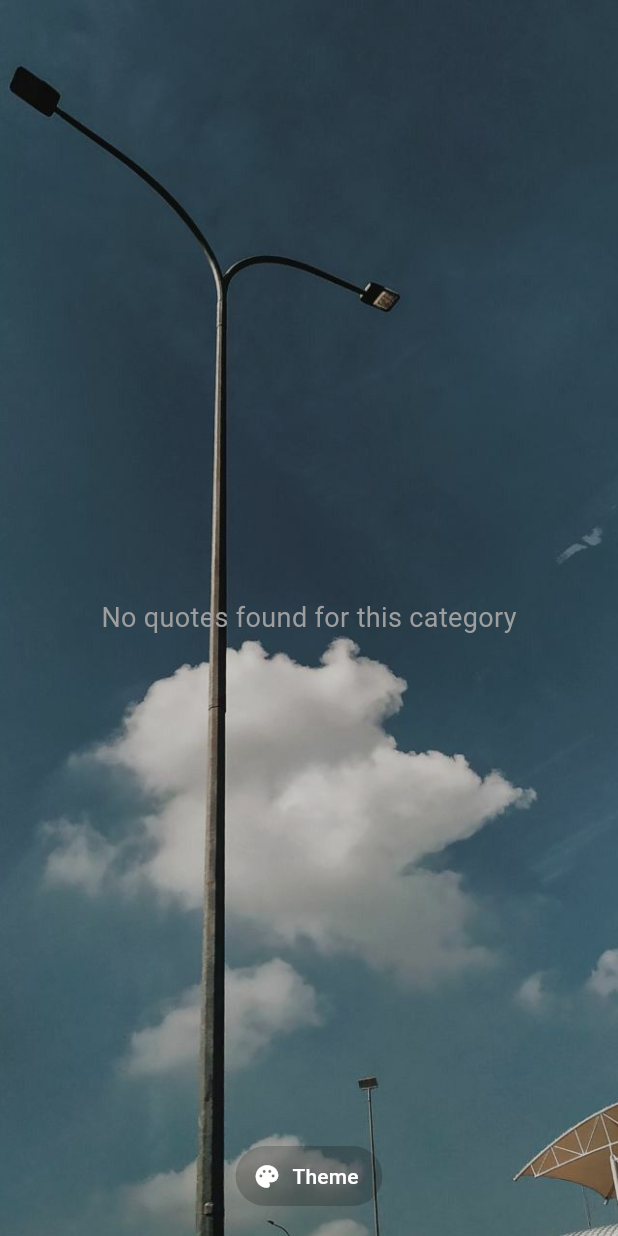
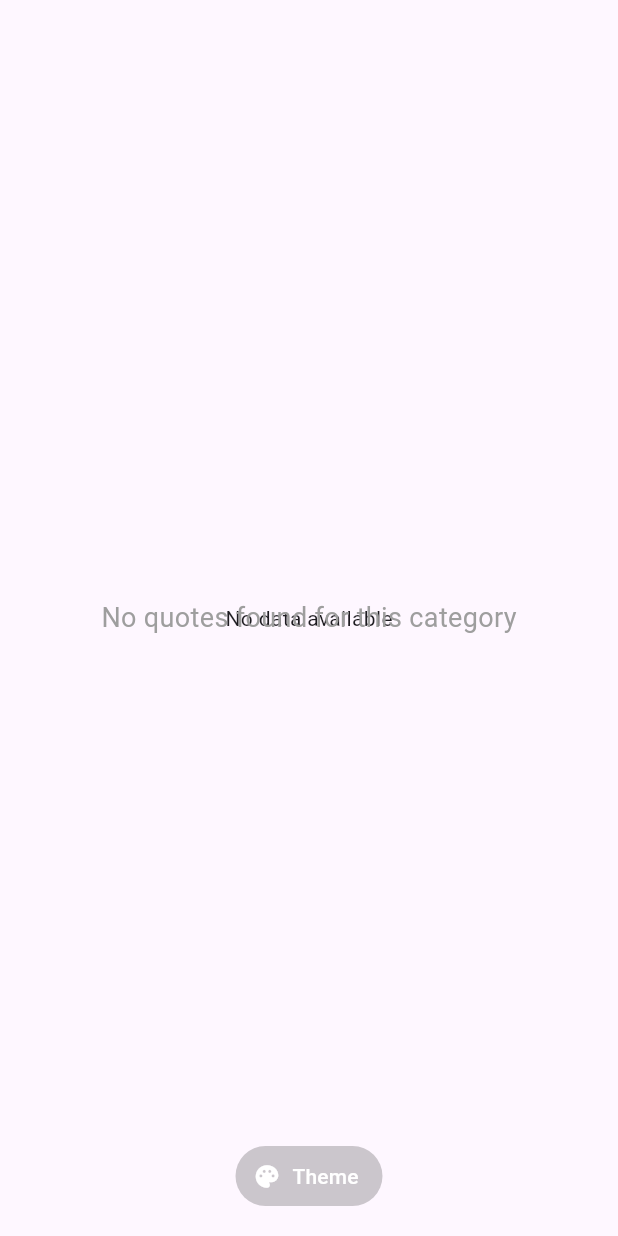
Before and after one commit to MauryaAayush/db_minar, a Flutter app: the QuotesScreen screen opened directly with empty values, on a phone screen of 412 x 824 dp. Run offline on Flutter 3.47's test engine with Material 3 defaults, Android fonts, the phone set to English and light mode, and no system bars; our stand-ins replace get, sqflite; accounts and stored records are empty; network calls fail.

Commit message:
Radhey Radhey

```diff
--- a/lib/Views/quotes_screen.dart
+++ b/lib/Views/quotes_screen.dart
@@ -28,15 +28,21 @@ class _QuotesScreenState extends State<QuotesScreen> {
   Widget build(BuildContext context) {
     return Scaffold(
       body: Stack(
+        fit: StackFit.expand,
         children: [
-          Container(
-            decoration: BoxDecoration(
-              image: DecorationImage(
-                image: AssetImage(dataController.backgroundImage.value),
+          Obx(() {
+            if (dataController.isLoading.value) {
+              return const Center(child: CircularProgressIndicator());
+            } else if (dataController.quotes.isEmpty) {
+              return const Center(child: Text('No data available'));
+            } else {
+              final backgroundImage = dataController.backgroundImage.value;
+              return Image.asset(
+                backgroundImage,
                 fit: BoxFit.cover,
-              ),
-            ),
-          ),
+              );
+            }
+          }),
           Obx(() {
             if (dataController.isLoading.value) {
               return Center(child: CircularProgressIndicator());
```
